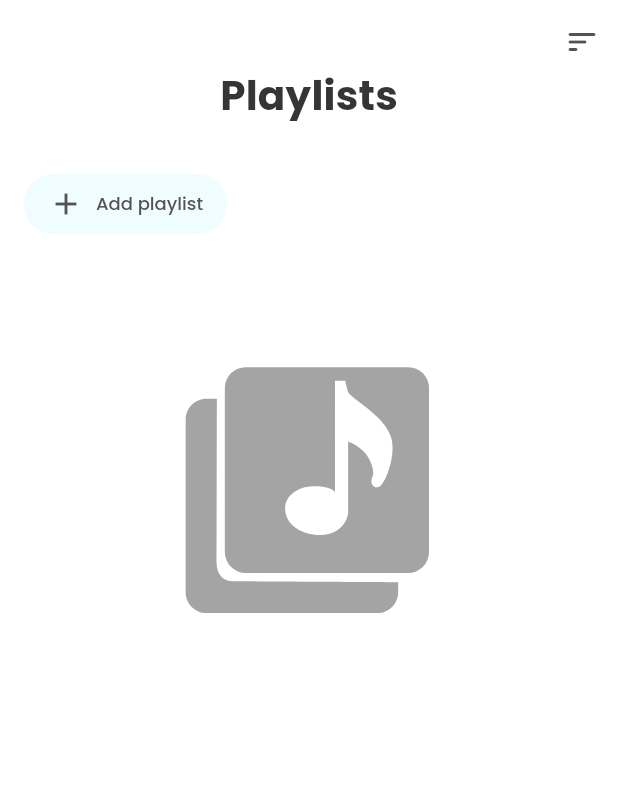
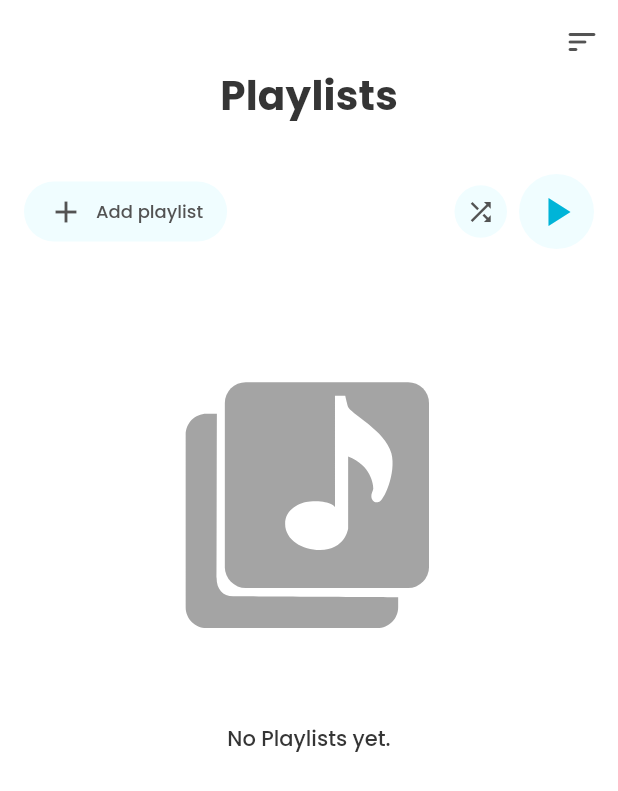
Before and after one commit to flutter-preview/KenStarry-Flow, a Flutter app: the PlaylistScreen screen opened directly, on a phone screen of 412 x 824 dp. Shown: the top 791 px of the screen. Run offline on Flutter 3.47's test engine with Material 2 defaults, Android fonts, the phone set to English and light mode, and no system bars; our stand-ins replace audio_service, azlistview, get, get_it, hive, hive_flutter and 6 more; missing offline and left inert: on_audio_query_platform_interface; accounts and stored records are empty.

Commit message:
Added Playlists Play buttons

```diff
--- a/lib/features/feature_playlist/presentation/components/palylist_body.dart
+++ b/lib/features/feature_playlist/presentation/components/palylist_body.dart
@@ -8,8 +8,17 @@ class PlaylistBody extends StatelessWidget {
   Widget build(BuildContext context) {
     return SliverToBoxAdapter(
       child: Center(
-        child: SizedBox(
-            child: MyLottie(lottie: 'assets/lottie/playlist_grey_2.json', width: 300, height: 300,)),
+        child: Column(
+          children: [
+            SizedBox(
+                child: MyLottie(
+              lottie: 'assets/lottie/playlist_grey_2.json',
+              width: 300,
+              height: 300,
+            )),
+            Text("No Playlists yet.")
+          ],
+        ),
       ),
     );
   }
--- a/lib/features/feature_playlist/presentation/playlist_screen.dart
+++ b/lib/features/feature_playlist/presentation/playlist_screen.dart
@@ -1,6 +1,8 @@
 import 'package:flow/features/feature_playlist/presentation/components/palylist_body.dart';
 import 'package:flow/features/feature_playlist/presentation/components/playlist_appbar.dart';
 import 'package:flutter/material.dart';
+import 'package:get/get.dart';
+import 'package:get/get_core/src/get_main.dart';
 
 import 'components/new_playlist_button.dart';
 
@@ -24,9 +26,54 @@ class _PlaylistScreenState extends State<PlaylistScreen> {
             child: Padding(
               padding: const EdgeInsets.all(16.0),
               child: Row(
+                mainAxisAlignment: MainAxisAlignment.spaceBetween,
                 children: [
                   //  add new playlist
                   addNewPlaylistBtn(onTap: () {}),
+
+                  Row(
+                    children: [
+                      //  shuffle songs
+                      InkWell(
+                        borderRadius: BorderRadius.circular(100),
+                        onTap: () {
+                          //  show songs
+                        },
+                        child: Ink(
+                            width: 35,
+                            height: 35,
+                            decoration: BoxDecoration(
+                                color: Theme.of(Get.context!).primaryColorDark,
+                                borderRadius: BorderRadius.circular(50)),
+                            child: Icon(
+                              Icons.shuffle,
+                              color: Theme.of(Get.context!).iconTheme.color,
+                              size: 20,
+                            )),
+                      ),
+
+                      const SizedBox(width: 8),
+
+                      //  play button
+                      InkWell(
+                        borderRadius: BorderRadius.circular(100),
+                        onTap: () {
+                          //  start playing songs from first playlist
+                        },
+                        child: Ink(
+                            width: 50,
+                            height: 50,
+                            decoration: BoxDecoration(
+                                color: Theme.of(Get.context!).primaryColorDark,
+                                borderRadius: BorderRadius.circular(50)),
+                            child: Icon(
+                              Icons.play_arrow,
+                              color: Theme.of(Get.context!).primaryColor,
+                              size: 32,
+                            )),
+                      ),
+                    ],
+                  )
                 ],
               ),
             ),
```
